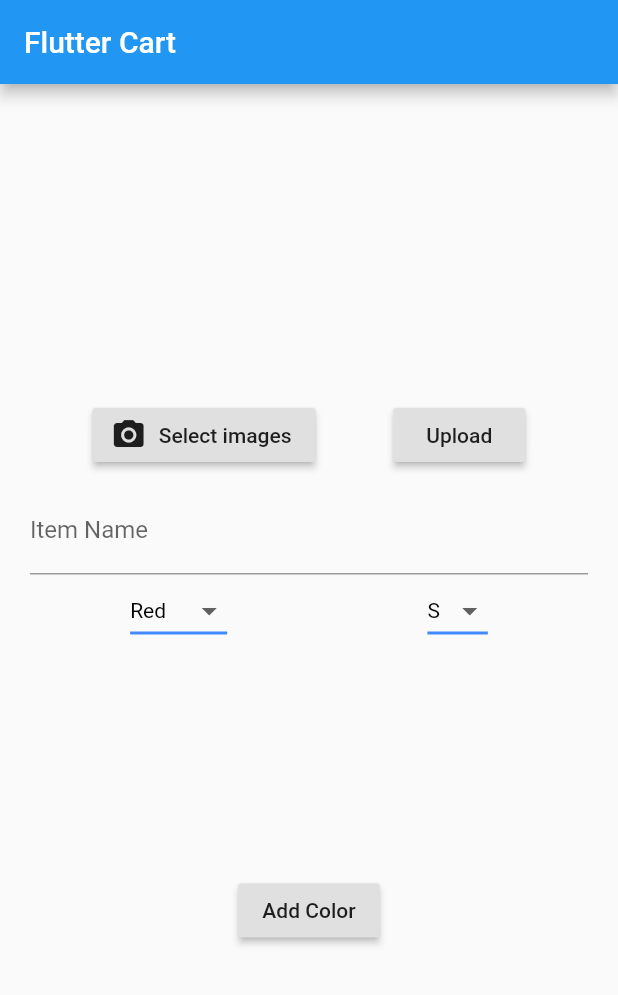
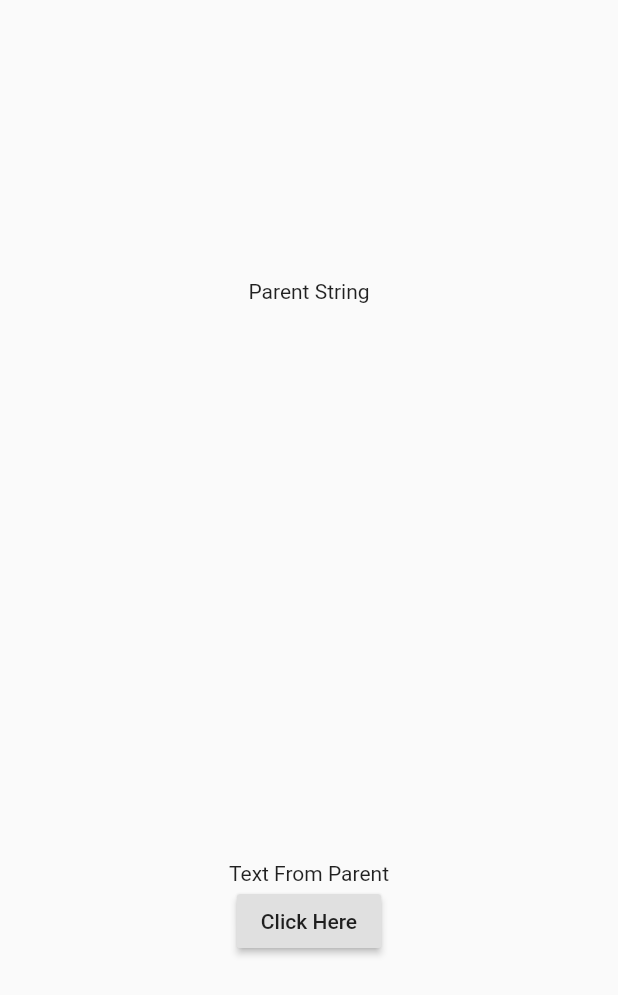
Before and after one commit to kshitijsu/fluttercart, a Flutter app: the screen it shows after launch, on a phone screen of 412 x 824 dp. Shown: the top 995 px of the screen. Run offline on Flutter 3.47's test engine with Material 2 defaults, Android fonts, the phone set to English and light mode, and no system bars; our stand-ins replace cloud_firestore, firebase_storage; missing offline and left inert: multi_image_picker; accounts and stored records are empty.

Commit message:
Code Added

```diff
--- /dev/null
+++ b/lib/calling/Child.dart
@@ -0,0 +1,37 @@
+import 'package:flutter/material.dart';
+
+class Child extends StatefulWidget {
+  final String text;
+  final customFunction;
+  final customFunction2;
+  Child({Key key, this.text, this.customFunction, this.customFunction2})
+      : super(key: key);
+  @override
+  _ChildState createState() => _ChildState();
+}
+
+class _ChildState extends State<Child> {
+  customFunction2() {
+    print('I am form child, Custom Function 2');
+  }
+
+  @override
+  Widget build(BuildContext context) {
+    String childText = widget.text != null ? widget.text : 'No Text';
+    return Center(
+      child: Column(
+        mainAxisAlignment: MainAxisAlignment.spaceAround,
+        children: <Widget>[
+          Text(childText),
+          RaisedButton(
+            onPressed: () {
+              widget.customFunction('String From Child');
+              customFunction2();
+            },
+            child: Text('Click Here'),
+          )
+        ],
+      ),
+    );
+  }
+}
--- /dev/null
+++ b/lib/calling/Parent.dart
@@ -0,0 +1,40 @@
+import 'package:flutter/material.dart';
+import 'package:flutterinternship/calling/Child.dart';
+
+class Parent extends StatefulWidget {
+  @override
+  _ParentState createState() => _ParentState();
+}
+
+class _ParentState extends State<Parent> {
+  String parentString = 'Parent String';
+
+  void parentChange(String newString) {
+    setState(() {
+      parentString = newString;
+    });
+  }
+
+  void anotherParentFunction() {}
+
+  @override
+  Widget build(BuildContext context) {
+    return SafeArea(
+      child: Scaffold(
+        body: Center(
+          child: Column(
+            mainAxisAlignment: MainAxisAlignment.spaceAround,
+            children: <Widget>[
+              Text(parentString),
+              Child(
+                text: 'Text From Parent',
+                customFunction: parentChange,
+                customFunction2: anotherParentFunction,
+              ),
+            ],
+          ),
+        ),
+      ),
+    );
+  }
+}
--- a/lib/main.dart
+++ b/lib/main.dart
@@ -1,4 +1,5 @@
 import 'package:flutter/material.dart';
+import 'package:flutterinternship/calling/Parent.dart';
 
 import 'screens/HomePage.dart';
 
@@ -18,9 +19,9 @@ class MyApp extends StatelessWidget {
         primarySwatch: Colors.blue,
         visualDensity: VisualDensity.adaptivePlatformDensity,
       ),
-      home:
-          //  ProfilePage(),
-          HomePage(),
+      home: Parent(),
+      //  ProfilePage(),
+      // HomePage(),
     );
   }
 }
```
